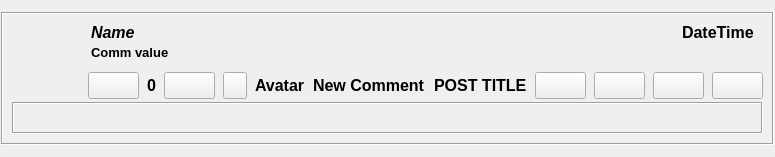
First picture: the form in retroshare-gui/src/gui/feeds/BoardsCommentsItem.ui, repository RetroShare/RetroShare, before the edit.
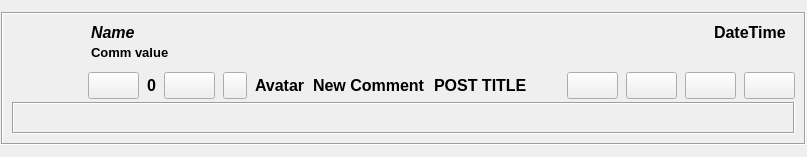
Second picture: the form after the edit. Custom widgets are drawn as their Qt base class.

Diff of the .ui file:
```diff
--- a/retroshare-gui/src/gui/feeds/BoardsCommentsItem.ui
+++ b/retroshare-gui/src/gui/feeds/BoardsCommentsItem.ui
@@ -6,7 +6,7 @@
    <rect>
     <x>0</x>
     <y>0</y>
-    <width>755</width>
+    <width>807</width>
     <height>157</height>
    </rect>
   </property>
@@ -39,7 +39,7 @@
       </sizepolicy>
      </property>
      <property name="autoFillBackground">
-      <bool>true</bool>
+      <bool>false</bool>
      </property>
      <property name="frameShape">
       <enum>QFrame::Box</enum>
```
